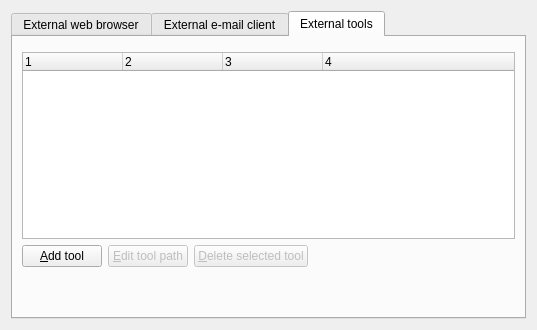
First picture: the form in src/librssguard/gui/settings/settingsbrowsermail.ui, repository martinrotter/rssguard, before the edit.
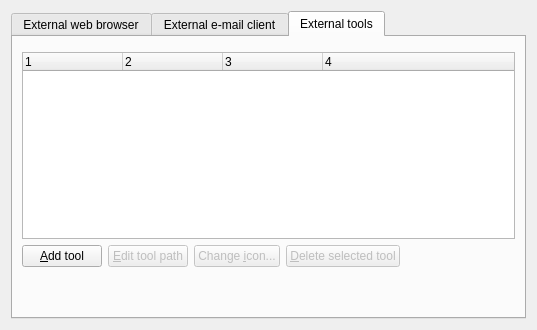
Second picture: the form after the edit. The open tabs and pages were chosen to show the change. Custom widgets are drawn as their Qt base class.

Patch:
```diff
--- a/src/librssguard/gui/settings/settingsbrowsermail.ui
+++ b/src/librssguard/gui/settings/settingsbrowsermail.ui
@@ -319,6 +319,19 @@
            </property>
           </widget>
          </item>
+         <item>
+          <widget class="QPushButton" name="m_btnToolIcon">
+           <property name="enabled">
+            <bool>false</bool>
+           </property>
+           <property name="toolTip">
+            <string>Choose an image for the selected tool, or restore its automatic icon.</string>
+           </property>
+           <property name="text">
+            <string>Change &amp;icon...</string>
+           </property>
+          </widget>
+         </item>
          <item>
           <widget class="QPushButton" name="m_btnDeleteTool">
            <property name="enabled">
```
Left out of the diff: 1 changed line with no effect on the pictures.
